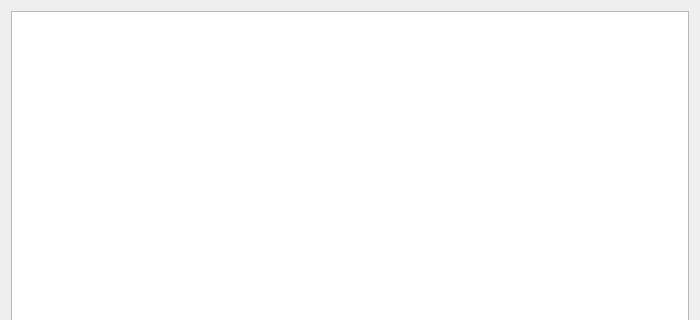
HankHenshaw/GameTree, file helpdialog.ui: the form before one commit; both pictures show x 0 to 700 and y 0 to 320 of the 700 by 500 pixel window.
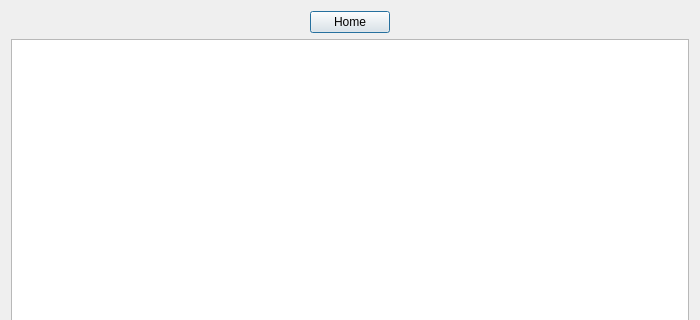
The form after the commit. Icons and pictures are not drawn.

What changed in the file:
```diff
--- a/helpdialog.ui
+++ b/helpdialog.ui
@@ -14,6 +14,47 @@
    <string>Dialog</string>
   </property>
   <layout class="QVBoxLayout" name="verticalLayout">
+   <item>
+    <layout class="QHBoxLayout" name="horizontalLayout">
+     <item>
+      <spacer name="horizontalSpacer_2">
+       <property name="orientation">
+        <enum>Qt::Horizontal</enum>
+       </property>
+       <property name="sizeHint" stdset="0">
+        <size>
+         <width>40</width>
+         <height>20</height>
+        </size>
+       </property>
+      </spacer>
+     </item>
+     <item>
+      <widget class="QPushButton" name="pushHomeButton">
+       <property name="text">
+        <string>Home</string>
+       </property>
+       <property name="icon">
+        <iconset resource="icons.qrc">
+         <normaloff>:/menu/icons/home.png</normaloff>:/menu/icons/home.png</iconset>
+       </property>
+      </widget>
+     </item>
+     <item>
+      <spacer name="horizontalSpacer">
+       <property name="orientation">
+        <enum>Qt::Horizontal</enum>
+       </property>
+       <property name="sizeHint" stdset="0">
+        <size>
+         <width>40</width>
+         <height>20</height>
+        </size>
+       </property>
+      </spacer>
+     </item>
+    </layout>
+   </item>
    <item>
     <widget class="QTextBrowser" name="textBrowser"/>
    </item>
```
Left out of the diff: 4 changed lines with no effect on the pictures.
